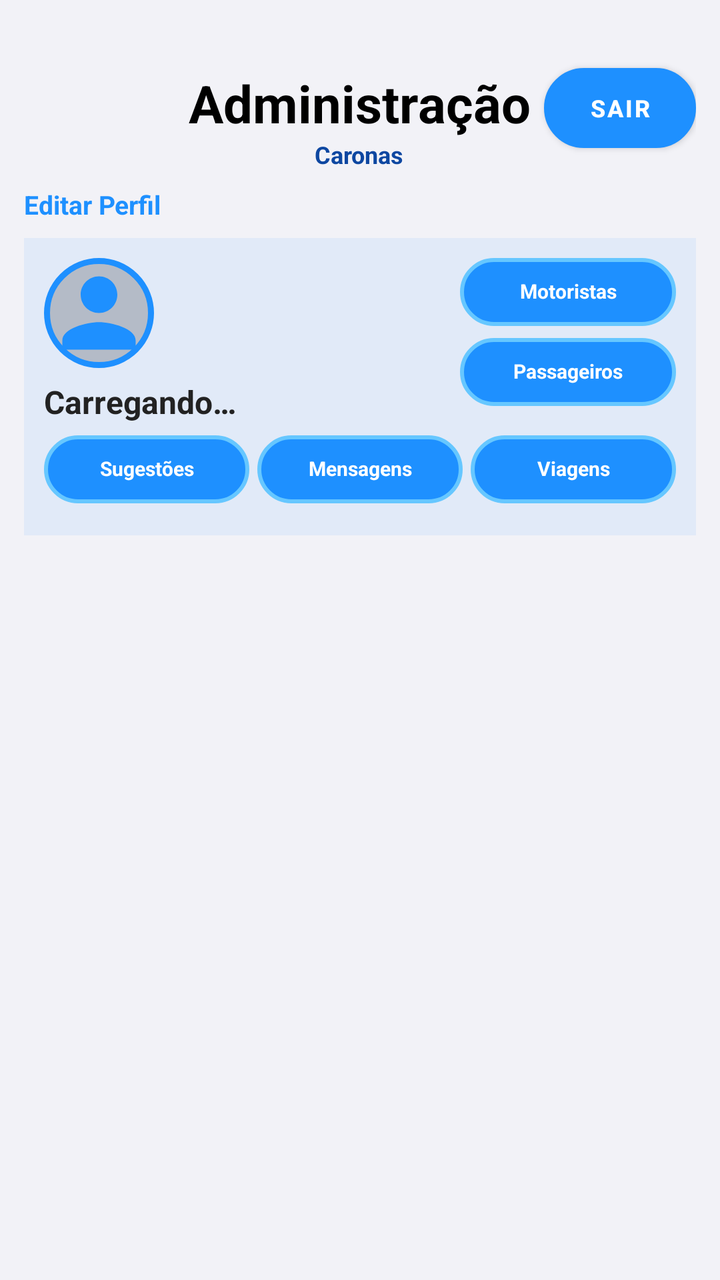
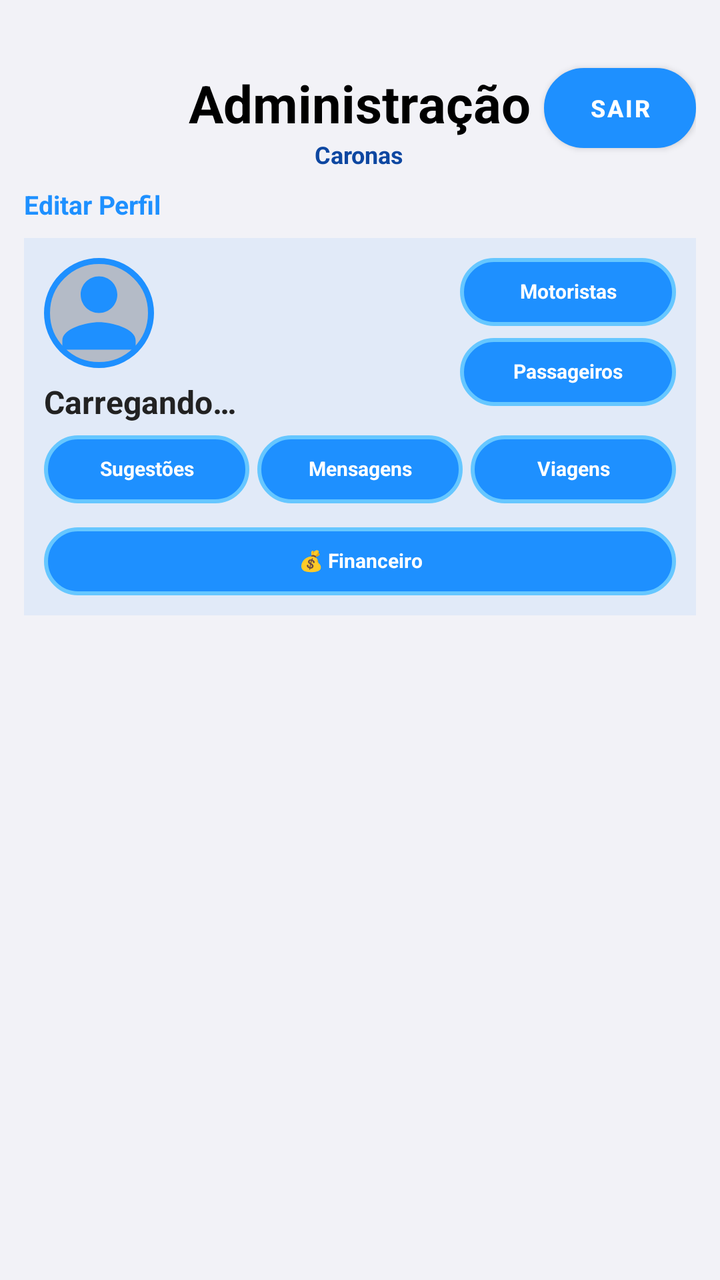

Compare the two renders of this Android layout. The source of the first and the diff that turns it into the second are given below.
<!-- AndroidManifest.xml: application theme Theme.Caronas -->
<!-- res/layout/activity_administracao_caronas.xml -->
<?xml version="1.0" encoding="utf-8"?>
<LinearLayout xmlns:android="http://schemas.android.com/apk/res/android"
    android:layout_width="match_parent"
    android:layout_height="match_parent"
    android:orientation="vertical"
    android:background="@color/fundo_cinza_claro"
    android:paddingHorizontal="12dp"
    android:paddingVertical="8dp">

    
    <RelativeLayout
        android:layout_width="match_parent"
        android:layout_height="wrap_content"
        android:layout_marginBottom="8dp">

        <LinearLayout
            android:layout_width="wrap_content"
            android:layout_height="wrap_content"
            android:layout_centerHorizontal="true"
            android:layout_marginTop="26dp"
            android:orientation="vertical"
            android:gravity="center_horizontal">

            <TextView
                android:layout_width="wrap_content"
                android:layout_height="wrap_content"
                android:text="@string/admin_titulo_dashboard"
                android:textColor="#000000"
                android:textSize="26sp"
                android:textStyle="bold" />

            <TextView
                android:layout_width="wrap_content"
                android:layout_height="wrap_content"
                android:text="@string/login_titulo"
                android:textColor="@color/azul_neon_escuro"
                android:textSize="12sp"
                android:textStyle="bold" />

        </LinearLayout>

        <Button
            android:id="@+id/btnSair"
            android:layout_width="76dp"
            android:layout_height="40dp"
            android:layout_alignParentTop="true"
            android:layout_alignParentEnd="true"
            android:layout_marginTop="26dp"
            android:text="@string/sair"
            android:textSize="12sp"
            android:textStyle="bold"
            android:textColor="#FFFFFF"
            android:background="@drawable/botao_azul_neon"
            android:padding="4dp" />

    </RelativeLayout>

    
    <TextView
        android:id="@+id/tvEditarPerfilAdmin"
        android:layout_width="wrap_content"
        android:layout_height="wrap_content"
        android:text="@string/admin_botao_editar_perfil"
        android:textSize="13sp"
        android:textStyle="bold"
        android:textColor="#1E90FF"
        android:clickable="true"
        android:focusable="true"
        android:layout_marginBottom="8dp" />

    
    <LinearLayout
        android:layout_width="match_parent"
        android:layout_height="wrap_content"
        android:orientation="vertical"
        android:background="#141E90FF"
        android:padding="10dp">

        
        <LinearLayout
            android:layout_width="match_parent"
            android:layout_height="wrap_content"
            android:orientation="horizontal">

            <LinearLayout
                android:layout_width="0dp"
                android:layout_height="wrap_content"
                android:layout_weight="1"
                android:orientation="vertical"
                android:gravity="start">

                <ImageView
                    android:id="@+id/ivFotoAdminLogado"
                    android:layout_width="55dp"
                    android:layout_height="55dp"
                    android:src="@drawable/ic_person_default"
                    android:scaleType="centerCrop"
                    android:background="@drawable/borda_circular_azul"
                    android:contentDescription="@null" />

                <TextView
                    android:id="@+id/tvAdminNome"
                    android:layout_width="wrap_content"
                    android:layout_height="wrap_content"
                    android:layout_marginTop="6dp"
                    android:text="@string/carregando"
                    android:textSize="16sp"
                    android:textStyle="bold"
                    android:textColor="#222222" />

            </LinearLayout>

            <LinearLayout
                android:layout_width="wrap_content"
                android:layout_height="wrap_content"
                android:orientation="vertical"
                android:gravity="center">

                <TextView
                    android:id="@+id/btnMotoristas"
                    style="@style/BotaoAcaoCaronasVertical"
                    android:text="@string/admin_botao_motoristas" />

                <TextView
                    android:id="@+id/btnPassageiros"
                    style="@style/BotaoAcaoCaronasVertical"
                    android:text="@string/admin_botao_passageiros" />

            </LinearLayout>

        </LinearLayout>

        
        <LinearLayout
            android:layout_width="match_parent"
            android:layout_height="wrap_content"
            android:orientation="horizontal"
            android:layout_marginTop="6dp">

            <TextView
                android:id="@+id/btnManifestacoes"
                style="@style/BotaoAcaoCaronasVertical"
                android:layout_width="0dp"
                android:layout_weight="1"
                android:layout_marginEnd="4dp"
                android:text="@string/admin_botao_manifestacoes" />

            <TextView
                android:id="@+id/btnMensagens"
                style="@style/BotaoAcaoCaronasVertical"
                android:layout_width="0dp"
                android:layout_weight="1"
                android:layout_marginEnd="4dp"
                android:text="@string/admin_botao_mensagens" />

            <TextView
                android:id="@+id/btnViagens"
                style="@style/BotaoAcaoCaronasVertical"
                android:layout_width="0dp"
                android:layout_weight="1"
                android:text="@string/admin_botao_viagens" />

        </LinearLayout>

    </LinearLayout>

    
    <androidx.core.widget.NestedScrollView
        android:layout_width="match_parent"
        android:layout_height="0dp"
        android:layout_weight="1"
        android:clipToPadding="false">

        <LinearLayout
            android:layout_width="match_parent"
            android:layout_height="wrap_content"
            android:orientation="vertical"
            android:paddingTop="10dp">

            
            <LinearLayout
                android:id="@+id/containerBuscaMensagens"
                android:layout_width="match_parent"
                android:layout_height="wrap_content"
                android:orientation="horizontal"
                android:layout_marginBottom="14dp"
                android:visibility="gone">

                <EditText
                    android:id="@+id/etBuscaMensagens"
                    android:layout_width="0dp"
                    android:layout_height="wrap_content"
                    android:layout_weight="1"
                    android:hint="@string/admin_mensagens_busca_hint"
                    android:inputType="text"
                    android:imeOptions="actionSearch"
                    android:maxLines="1"
                    android:textColor="@color/grafite"
                    android:layout_marginEnd="8dp" />

                <Button
                    android:id="@+id/btnBuscarMensagens"
                    android:layout_width="wrap_content"
                    android:layout_height="wrap_content"
                    android:text="@string/admin_mensagens_busca_botao"
                    android:textColor="#FFFFFF"
                    android:background="@drawable/botao_azul_neon" />

            </LinearLayout>

            <TextView
                android:id="@+id/tvTituloSecaoAdmin"
                android:layout_width="match_parent"
                android:layout_height="wrap_content"
                android:textColor="@color/azul_neon"
                android:textSize="16sp"
                android:textStyle="bold"
                android:layout_marginBottom="10dp"
                android:visibility="gone" />

            <ProgressBar
                android:id="@+id/progressBarSecaoAdmin"
                android:layout_width="wrap_content"
                android:layout_height="wrap_content"
                android:layout_gravity="center"
                android:layout_marginTop="16dp"
                android:visibility="gone" />

            <TextView
                android:id="@+id/tvVazioSecaoAdmin"
                android:layout_width="match_parent"
                android:layout_height="wrap_content"
                android:textColor="#8899AA"
                android:textSize="13sp"
                android:gravity="center"
                android:padding="24dp"
                android:visibility="gone" />

            <androidx.recyclerview.widget.RecyclerView
                android:id="@+id/rvSecaoAdmin"
                android:layout_width="match_parent"
                android:layout_height="wrap_content"
                android:nestedScrollingEnabled="false"
                android:visibility="gone" />

            
            <Button
                android:id="@+id/btnArquivadosManifestacoes"
                android:layout_width="wrap_content"
                android:layout_height="wrap_content"
                android:layout_gravity="center"
                android:layout_marginTop="16dp"
                android:text="@string/admin_manifestacoes_botao_arquivados"
                android:textSize="12sp"
                android:textColor="#FFFFFF"
                android:background="@color/grafite"
                android:visibility="gone" />

        </LinearLayout>

    </androidx.core.widget.NestedScrollView>

</LinearLayout>
<!-- resources referenced by this layout -->
<resources>
  <color name="azul_neon">#1E90FF</color>
  <color name="azul_neon_escuro">#0D47A1</color>
  <color name="fundo_cinza_claro">#F2F2F7</color>
  <color name="grafite">#455A64</color>
  <!-- drawable borda_circular_azul (drawable) -->
  <?xml version="1.0" encoding="utf-8"?>
  <shape xmlns:android="http://schemas.android.com/apk/res/android"
      android:shape="oval">
      <stroke
          android:width="3dp"
          android:color="#1E90FF" />
      <solid android:color="#33000000" />
  </shape>
  <!-- drawable botao_azul_neon (drawable) -->
  <?xml version="1.0" encoding="utf-8"?>
  <shape xmlns:android="http://schemas.android.com/apk/res/android">
      <solid android:color="#1E90FF" />
      <corners android:radius="25dp" />
      <stroke android:width="2dp" android:color="#66C7FF" />
      <padding android:left="16dp" android:right="16dp" android:top="12dp" android:bottom="12dp" />
  </shape>
  <!-- drawable ic_person_default (drawable) -->
  <?xml version="1.0" encoding="utf-8"?>
  <vector xmlns:android="http://schemas.android.com/apk/res/android"
      android:width="80dp"
      android:height="80dp"
      android:viewportWidth="24"
      android:viewportHeight="24">
      <path
          android:fillColor="#1E90FF"
          android:pathData="M12,12c2.21,0 4,-1.79 4,-4s-1.79,-4 -4,-4 -4,1.79 -4,4 1.79,4 4,4zM12,14c-2.67,0 -8,1.34 -8,4v2h16v-2c0,-2.66 -5.33,-4 -8,-4z"/>
  </vector>
  <string name="admin_botao_editar_perfil">Editar Perfil</string>
  <string name="admin_botao_manifestacoes">Sugestões</string>
  <string name="admin_botao_mensagens">Mensagens</string>
  <string name="admin_botao_motoristas">Motoristas</string>
  <string name="admin_botao_passageiros">Passageiros</string>
  <string name="admin_botao_viagens">Viagens</string>
  <string name="admin_manifestacoes_botao_arquivados">🗄️ Arquivados</string>
  <string name="admin_mensagens_busca_botao">Buscar</string>
  <string name="admin_mensagens_busca_hint">Nome completo, telefone ou e-mail</string>
  <string name="admin_titulo_dashboard">Administração</string>
  <string name="carregando">Carregando…</string>
  <string name="login_titulo">Caronas</string>
  <string name="sair">Sair</string>
  <style name="BotaoAcaoCaronasVertical">
          <item name="android:layout_width">108dp</item>
          <item name="android:layout_height">34dp</item>
          <item name="android:layout_marginBottom">6dp</item>
          <item name="android:background">@drawable/botao_azul_neon</item>
          <item name="android:textColor">#FFFFFF</item>
          <item name="android:textSize">10sp</item>
          <item name="android:textStyle">bold</item>
          <item name="android:gravity">center</item>
          <item name="android:includeFontPadding">false</item>
          <item name="android:paddingHorizontal">3dp</item>
          <item name="android:paddingVertical">1dp</item>
          <item name="android:clickable">true</item>
          <item name="android:focusable">true</item>
      </style>
  <style name="Theme.Caronas" parent="Theme.MaterialComponents.DayNight.NoActionBar">
          <item name="colorPrimary">@color/azul_neon</item>
          <item name="colorPrimaryVariant">@color/azul_neon_escuro</item>
          <item name="colorOnPrimary">@color/white</item>
          <item name="colorSecondary">@color/azul_neon</item>
          <item name="colorSecondaryVariant">@color/azul_neon_escuro</item>
          <item name="colorOnSecondary">@color/white</item>
          <item name="android:statusBarColor">@color/fundo_escuro</item>
          <item name="android:windowBackground">@color/fundo_escuro</item>
      </style>
  <color name="white">#FFFFFFFF</color>
  <color name="fundo_escuro">#0A0E1A</color>
</resources>

<!-- the commit's change to res/layout/activity_administracao_caronas.xml (unified diff, before → after) -->
@@ -137,13 +137,40 @@
             android:orientation="horizontal"
             android:layout_marginTop="6dp">
 
-            <TextView
-                android:id="@+id/btnManifestacoes"
-                style="@style/BotaoAcaoCaronasVertical"
+            <FrameLayout
                 android:layout_width="0dp"
                 android:layout_weight="1"
-                android:layout_marginEnd="4dp"
-                android:text="@string/admin_botao_manifestacoes" />
+                android:layout_height="wrap_content"
+                android:layout_marginEnd="4dp">
+
+                <TextView
+                    android:id="@+id/btnManifestacoes"
+                    style="@style/BotaoAcaoCaronasVertical"
+                    android:layout_width="match_parent"
+                    android:layout_marginEnd="0dp"
+                    android:text="@string/admin_botao_manifestacoes" />
+
+                
+                <TextView
+                    android:id="@+id/badgeManifestacoes"
+                    android:layout_width="wrap_content"
+                    android:layout_height="wrap_content"
+                    android:layout_gravity="top|end"
+                    android:layout_marginTop="-6dp"
+                    android:layout_marginEnd="-4dp"
+                    android:minWidth="18dp"
+                    android:minHeight="18dp"
+                    android:gravity="center"
+                    android:text="0"
+                    android:textSize="10sp"
+                    android:textStyle="bold"
+                    android:textColor="#FFFFFF"
+                    android:background="#D32F2F"
+                    android:paddingHorizontal="3dp"
+                    android:visibility="gone"
+                    android:elevation="4dp" />
+
+            </FrameLayout>
 
             <TextView
                 android:id="@+id/btnMensagens"
@@ -161,6 +188,15 @@
                 android:text="@string/admin_botao_viagens" />
 
         </LinearLayout>
+
+        
+        <TextView
+            android:id="@+id/btnFinanceiro"
+            style="@style/BotaoAcaoCaronasVertical"
+            android:layout_width="match_parent"
+            android:layout_marginTop="6dp"
+            android:layout_marginBottom="0dp"
+            android:text="@string/admin_botao_financeiro" />
 
     </LinearLayout>
 
@@ -208,15 +244,37 @@
 
             </LinearLayout>
 
-            <TextView
-                android:id="@+id/tvTituloSecaoAdmin"
+            <LinearLayout
                 android:layout_width="match_parent"
                 android:layout_height="wrap_content"
-                android:textColor="@color/azul_neon"
-                android:textSize="16sp"
-                android:textStyle="bold"
-                android:layout_marginBottom="10dp"
-                android:visibility="gone" />
+                android:orientation="horizontal"
+                android:gravity="center_vertical"
+                android:layout_marginBottom="10dp">
+
+                <TextView
+                    android:id="@+id/tvTituloSecaoAdmin"
+                    android:layout_width="0dp"
+                    android:layout_weight="1"
+                    android:layout_height="wrap_content"
+                    android:textColor="@color/azul_neon"
+                    android:textSize="16sp"
+                    android:textStyle="bold"
+                    android:visibility="gone" />
+
+                
+                <TextView
+                    android:id="@+id/tvContadorSecaoAdmin"
+                    android:layout_width="wrap_content"
+                    android:layout_height="wrap_content"
+                    android:textColor="#FFFFFF"
+                    android:textSize="12sp"
+                    android:textStyle="bold"
+                    android:background="@color/azul_neon_escuro"
+                    android:paddingHorizontal="8dp"
+                    android:paddingVertical="3dp"
+                    android:visibility="gone" />
+
+            </LinearLayout>
 
             <ProgressBar
                 android:id="@+id/progressBarSecaoAdmin"
<!-- resource entries referenced after the edit -->
@@ -33,6 +33,7 @@
           android:pathData="M12,12c2.21,0 4,-1.79 4,-4s-1.79,-4 -4,-4 -4,1.79 -4,4 1.79,4 4,4zM12,14c-2.67,0 -8,1.34 -8,4v2h16v-2c0,-2.66 -5.33,-4 -8,-4z"/>
   </vector>
   <string name="admin_botao_editar_perfil">Editar Perfil</string>
+  <string name="admin_botao_financeiro">💰 Financeiro</string>
   <string name="admin_botao_manifestacoes">Sugestões</string>
   <string name="admin_botao_mensagens">Mensagens</string>
   <string name="admin_botao_motoristas">Motoristas</string>
